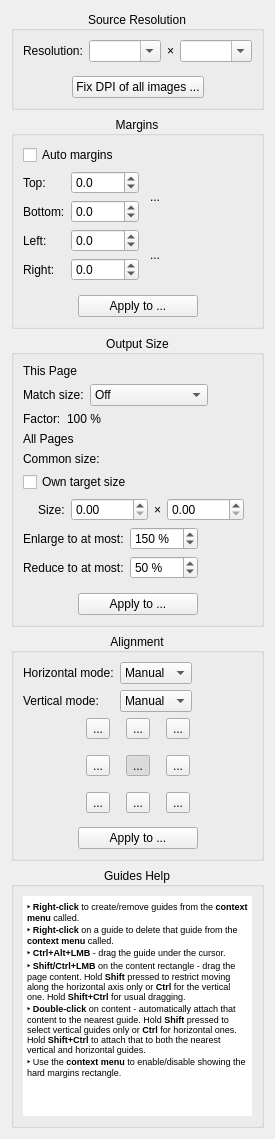
Above: src/core/filters/page_layout/OptionsWidget.ui from 2ndmax/scantailor-ocr before the change. Below: the same form after it.
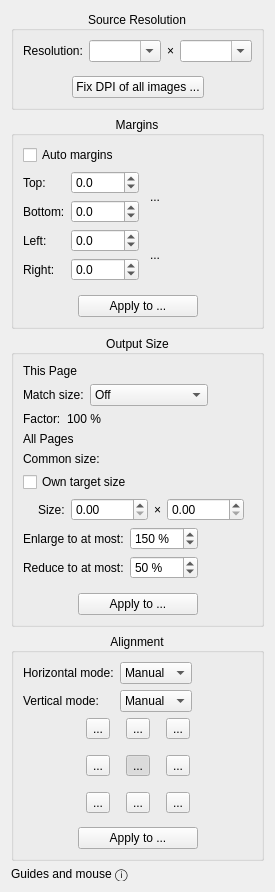
That is the form after the change. Icons and pictures are not drawn. Custom widgets are drawn as their Qt base class.

Commit message: ui: consistent texts for the default parameters and the steps up to Margins

Diff of the .ui file:
```diff
--- a/src/core/filters/page_layout/OptionsWidget.ui
+++ b/src/core/filters/page_layout/OptionsWidget.ui
@@ -1179,100 +1179,18 @@
     </widget>
    </item>
    <item>
-    <widget class="CollapsibleGroupBox" name="groupBox">
-     <property name="sizePolicy">
-      <sizepolicy hsizetype="Preferred" vsizetype="Preferred">
-       <horstretch>0</horstretch>
-       <verstretch>0</verstretch>
-      </sizepolicy>
+    <widget class="QLabel" name="guidesHelpLabel">
+     <property name="toolTip">
+      <string>‣ Right-click to open the context menu for creating and removing guides.
+‣ Right-click on a guide to open the context menu for deleting it.
+‣ Ctrl+Alt+left mouse button – drag the guide under the cursor.
+‣ Shift/Ctrl+left mouse button on the content rectangle – drag the page content. Hold Shift pressed to restrict moving along the horizontal axis only or Ctrl for the vertical one. Hold Shift+Ctrl for usual dragging.
+‣ Double-click on content – automatically attach that content to the nearest guide. Hold Shift pressed to select vertical guides only or Ctrl for horizontal ones. Hold Shift+Ctrl to attach that to both the nearest vertical and horizontal guides.
+‣ Use the context menu to enable/disable showing the hard margins rectangle.</string>
      </property>
-     <property name="title">
-      <string>Guides Help</string>
+     <property name="text">
+      <string>Guides and mouse ⓘ</string>
      </property>
-     <property name="alignment">
-      <set>Qt::AlignCenter</set>
-     </property>
-     <layout class="QVBoxLayout" name="verticalLayout_6">
-      <property name="sizeConstraint">
-       <enum>QLayout::SetDefaultConstraint</enum>
-      </property>
-      <item>
-       <widget class="QTextBrowser" name="textBrowser">
-        <property name="sizePolicy">
-         <sizepolicy hsizetype="Expanding" vsizetype="Expanding">
-          <horstretch>0</horstretch>
-          <verstretch>0</verstretch>
-         </sizepolicy>
-        </property>
-        <property name="minimumSize">
-         <size>
-          <width>0</width>
-          <height>220</height>
-         </size>
-        </property>
-        <property name="baseSize">
-         <size>
-          <width>0</width>
-          <height>0</height>
-         </size>
-        </property>
-        <property name="acceptDrops">
-         <bool>false</bool>
-        </property>
-        <property name="toolTip">
-         <string/>
-        </property>
-        <property name="toolTipDuration">
-         <number>-1</number>
-        </property>
-        <property name="statusTip">
-         <string/>
-        </property>
-        <property name="autoFillBackground">
-         <bool>false</bool>
-        </property>
-        <property name="frameShape">
-         <enum>QFrame::NoFrame</enum>
-        </property>
-        <property name="frameShadow">
-         <enum>QFrame::Plain</enum>
-        </property>
-        <property name="verticalScrollBarPolicy">
-         <enum>Qt::ScrollBarAlwaysOff</enum>
-        </property>
-        <property name="horizontalScrollBarPolicy">
-         <enum>Qt::ScrollBarAlwaysOff</enum>
-        </property>
-        <property name="sizeAdjustPolicy">
-         <enum>QAbstractScrollArea::AdjustToContentsOnFirstShow</enum>
-        </property>
-        <property name="autoFormatting">
-         <set>QTextEdit::AutoNone</set>
-        </property>
-        <property name="lineWrapMode">
-         <enum>QTextEdit::WidgetWidth</enum>
-        </property>
-        <property name="readOnly">
-         <bool>true</bool>
-        </property>
-        <property name="html">
-         <string>&lt;!DOCTYPE HTML PUBLIC &quot;-//W3C//DTD HTML 4.0//EN&quot; &quot;http://www.w3.org/TR/REC-html40/strict.dtd&quot;&gt;
-&lt;html&gt;&lt;head&gt;&lt;meta name=&quot;qrichtext&quot; content=&quot;1&quot; /&gt;&lt;style type=&quot;text/css&quot;&gt;
-p, li { white-space: pre-wrap; }
-&lt;/style&gt;&lt;/head&gt;&lt;body style=&quot; font-family:'MS Shell Dlg 2'; font-size:8.25pt; font-weight:400; font-style:normal;&quot;&gt;
-&lt;p style=&quot; margin-top:0px; margin-bottom:0px; margin-left:0px; margin-right:0px; -qt-block-indent:0; text-indent:0px;&quot;&gt;&lt;span style=&quot; font-size:7pt; font-weight:600;&quot;&gt;‣ Right-click&lt;/span&gt;&lt;span style=&quot; font-size:7pt;&quot;&gt; to create/remove guides from the &lt;/span&gt;&lt;span style=&quot; font-size:7pt; font-weight:600;&quot;&gt;context menu&lt;/span&gt;&lt;span style=&quot; font-size:7pt;&quot;&gt; called.&lt;/span&gt;&lt;/p&gt;
-&lt;p style=&quot; margin-top:0px; margin-bottom:0px; margin-left:0px; margin-right:0px; -qt-block-indent:0; text-indent:0px;&quot;&gt;&lt;span style=&quot; font-size:7pt; font-weight:600;&quot;&gt;‣ Right-click&lt;/span&gt;&lt;span style=&quot; font-size:7pt;&quot;&gt; on a guide to delete that guide from the &lt;/span&gt;&lt;span style=&quot; font-size:7pt; font-weight:600;&quot;&gt;context menu&lt;/span&gt;&lt;span style=&quot; font-size:7pt;&quot;&gt; called.&lt;/span&gt;&lt;/p&gt;
-&lt;p style=&quot; margin-top:0px; margin-bottom:0px; margin-left:0px; margin-right:0px; -qt-block-indent:0; text-indent:0px;&quot;&gt;&lt;span style=&quot; font-size:7pt; font-weight:600;&quot;&gt;‣ Ctrl+Alt+LMB&lt;/span&gt;&lt;span style=&quot; font-size:7pt;&quot;&gt; - drag the guide under the cursor.&lt;/span&gt;&lt;/p&gt;
-&lt;p style=&quot; margin-top:0px; margin-bottom:0px; margin-left:0px; margin-right:0px; -qt-block-indent:0; text-indent:0px;&quot;&gt;&lt;span style=&quot; font-size:7pt; font-weight:600;&quot;&gt;‣ Shift/Ctrl+LMB&lt;/span&gt;&lt;span style=&quot; font-size:7pt;&quot;&gt; on the content rectangle - drag the page content. Hold &lt;/span&gt;&lt;span style=&quot; font-size:7pt; font-weight:600;&quot;&gt;Shift&lt;/span&gt;&lt;span style=&quot; font-size:7pt;&quot;&gt; pressed to restrict moving along the horizontal axis only or &lt;/span&gt;&lt;span style=&quot; font-size:7pt; font-weight:600;&quot;&gt;Ctrl&lt;/span&gt;&lt;span style=&quot; font-size:7pt;&quot;&gt; for the vertical one. Hold &lt;/span&gt;&lt;span style=&quot; font-size:7pt; font-weight:600;&quot;&gt;Shift+Ctrl&lt;/span&gt;&lt;span style=&quot; font-size:7pt;&quot;&gt; for usual dragging.&lt;/span&gt;&lt;/p&gt;
-&lt;p style=&quot; margin-top:0px; margin-bottom:0px; margin-left:0px; margin-right:0px; -qt-block-indent:0; text-indent:0px;&quot;&gt;&lt;span style=&quot; font-size:7pt; font-weight:600;&quot;&gt;‣ Double-click&lt;/span&gt;&lt;span style=&quot; font-size:7pt;&quot;&gt; on content - automatically attach that content to the nearest guide. Hold &lt;/span&gt;&lt;span style=&quot; font-size:7pt; font-weight:600;&quot;&gt;Shift&lt;/span&gt;&lt;span style=&quot; font-size:7pt;&quot;&gt; pressed to select vertical guides only or &lt;/span&gt;&lt;span style=&quot; font-size:7pt; font-weight:600;&quot;&gt;Ctrl&lt;/span&gt;&lt;span style=&quot; font-size:7pt;&quot;&gt; for horizontal ones. Hold &lt;/span&gt;&lt;span style=&quot; font-size:7pt; font-weight:600;&quot;&gt;Shift+Ctrl&lt;/span&gt;&lt;span style=&quot; font-size:7pt;&quot;&gt; to attach that to both the nearest vertical and horizontal guides.&lt;/span&gt;&lt;/p&gt;
-&lt;p style=&quot; margin-top:0px; margin-bottom:0px; margin-left:0px; margin-right:0px; -qt-block-indent:0; text-indent:0px;&quot;&gt;&lt;span style=&quot; font-size:7pt; font-weight:600;&quot;&gt;‣&lt;/span&gt;&lt;span style=&quot; font-size:7pt;&quot;&gt; Use the &lt;/span&gt;&lt;span style=&quot; font-size:7pt; font-weight:600;&quot;&gt;context menu&lt;/span&gt;&lt;span style=&quot; font-size:7pt;&quot;&gt; to enable/disable showing the hard margins rectangle.&lt;/span&gt;&lt;/p&gt;&lt;/body&gt;&lt;/html&gt;</string>
-        </property>
-        <property name="textInteractionFlags">
-         <set>Qt::TextSelectableByKeyboard|Qt::TextSelectableByMouse</set>
-        </property>
-       </widget>
-      </item>
-     </layout>
     </widget>
    </item>
    <item>
```
Left out of the diff: 8 changed lines with no effect on the pictures. The commit also changes 9 other files.
